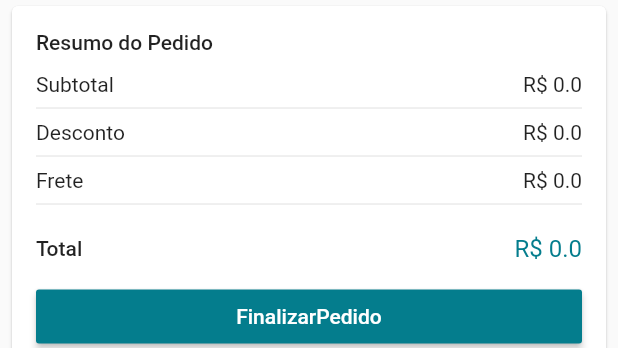
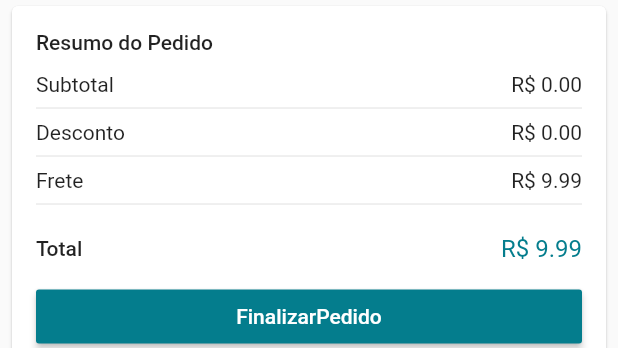
Before and after one commit to erasmofreitas/online_store, a Flutter app: the CartPrice widget shown alone on an empty page, opened directly, on a phone screen of 412 x 824 dp. Shown: the top 348 px of the screen. Run offline on Flutter 3.47's test engine with Material 2 defaults, Android fonts, the phone set to English and light mode, and no system bars; our stand-ins replace carousel_pro, cloud_firestore, firebase_auth, transparent_image; accounts and stored records are empty; network calls fail.

Commit message:
calculando total

```diff
--- a/lib/models/cart_model.dart
+++ b/lib/models/cart_model.dart
@@ -81,6 +81,28 @@ class CartModel extends Model {
     this.discountPercentage = discountPercentage;
   }
 
+  void updatePrices(){
+    notifyListeners();
+  }
+
+  double getProductsPrice() {
+    double price = 0.0;
+    for(CartProduct c in products){
+      if(c.productData != null){
+        price += c.quantity * c.productData.price;
+      }
+    }
+    return price;
+  }
+
+  double getDiscount(){
+    return getProductsPrice() * discountPercentage / 100;
+  }
+
+  double getShipPrice(){
+    return 9.99;
+  }
+
   void _loadCartItems() async {
     QuerySnapshot query = await Firestore.instance
         .collection("users")
--- a/lib/tiles/cart_tile.dart
+++ b/lib/tiles/cart_tile.dart
@@ -12,6 +12,7 @@ class CartTile extends StatelessWidget {
   @override
   Widget build(BuildContext context) {
     Widget _buildContent() {
+      CartModel.of(context).updatePrices();
       return Row(
         mainAxisAlignment: MainAxisAlignment.start,
         children: [
--- a/lib/widgets/cart_price.dart
+++ b/lib/widgets/cart_price.dart
@@ -15,6 +15,9 @@ class CartPrice extends StatelessWidget {
         padding: EdgeInsets.all(16.0),
         child: ScopedModelDescendant<CartModel>(
           builder: (context, child, model) {
+            double price = model.getProductsPrice();
+            double discount = model.getDiscount();
+            double ship = model.getShipPrice();
             return Column(
               crossAxisAlignment: CrossAxisAlignment.stretch,
               children: [
@@ -30,7 +33,7 @@ class CartPrice extends StatelessWidget {
                   mainAxisAlignment: MainAxisAlignment.spaceBetween,
                   children: [
                     Text("Subtotal"),
-                    Text("R\$ 0.0"),
+                    Text("R\$ ${price.toStringAsFixed(2)}"),
                   ],
                 ),
                 Divider(),
@@ -38,7 +41,7 @@ class CartPrice extends StatelessWidget {
                   mainAxisAlignment: MainAxisAlignment.spaceBetween,
                   children: [
                     Text("Desconto"),
-                    Text("R\$ 0.0"),
+                    Text("R\$ ${discount.toStringAsFixed(2)}"),
                   ],
                 ),
                 Divider(),
@@ -46,7 +49,7 @@ class CartPrice extends StatelessWidget {
                   mainAxisAlignment: MainAxisAlignment.spaceBetween,
                   children: [
                     Text("Frete"),
-                    Text("R\$ 0.0"),
+                    Text("R\$ ${ship.toStringAsFixed(2)}"),
                   ],
                 ),
                 Divider(),
@@ -61,7 +64,7 @@ class CartPrice extends StatelessWidget {
                       style: TextStyle(fontWeight: FontWeight.w500),
                     ),
                     Text(
-                      "R\$ 0.0",
+                      "R\$ ${(price + ship - discount).toStringAsFixed(2)}",
                       style: TextStyle(
                           color: Theme.of(context).primaryColor,
                           fontSize: 16.0),
```
